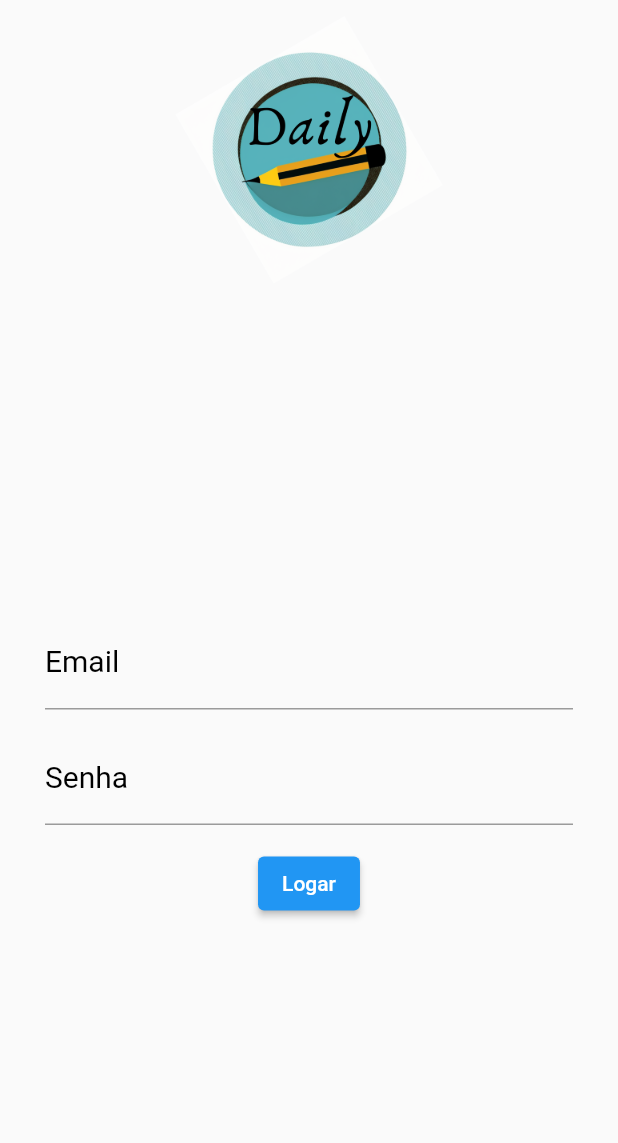
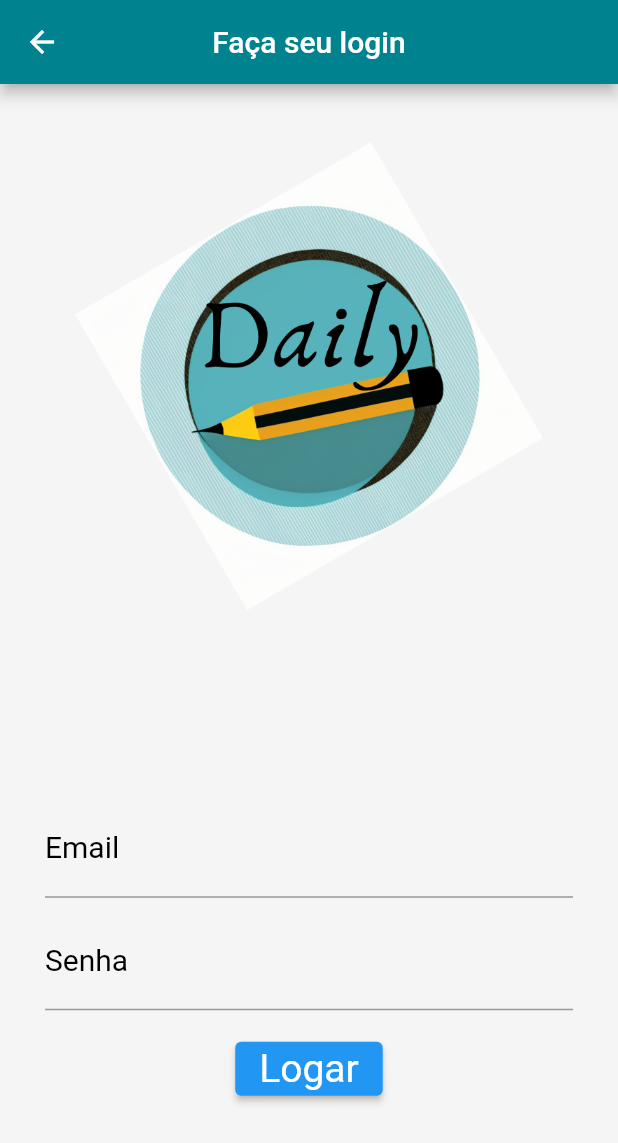
Before and after one commit to luizCustodio/projeto_daily, a Flutter app: the screen it shows after launch, on a phone screen of 412 x 824 dp. Shown: the top 1143 px of the screen. Run offline on Flutter 3.47's test engine with Material 2 defaults, Android fonts, the phone set to English and light mode, and no system bars.

Commit message:
Login3.0

```diff
--- a/lib/login.dart
+++ b/lib/login.dart
@@ -11,17 +11,29 @@ class _LoginState extends State<Login> {
   @override
   Widget build(BuildContext context) {
     return Scaffold(
+        backgroundColor: Color(0xFFF5F5F5),// define a cor de fundo do app
+      appBar: AppBar(
+        backgroundColor: Colors.cyan[800], // define a cor de fundo do appbar
+        title: Text('Faça seu login'), // define o texto do título
+        centerTitle: true,
+        leading: IconButton(
+          icon: Icon(Icons.arrow_back),
+          onPressed: () => Navigator.of(context).pop(),
+        ),
+      ),
       body: SafeArea(
         child: Column(
           children: [
+            SizedBox(height: 20),
             // ignore: sized_box_for_whitespace
             Container(
-              height: 200,
+              height: 350,
               width: double.infinity,
               child: Image.asset('img/logo.png'),
             ),
             Expanded(
               child: Container(
+                margin: EdgeInsets.only(top: 20), // define uma margem superior de 20 pixels
                 padding: EdgeInsets.all(30),
                 child: Column(
                   mainAxisAlignment: MainAxisAlignment.center,
@@ -34,8 +46,11 @@ class _LoginState extends State<Login> {
                         fontSize: 20,
                         ),
                       ),
+                      style: TextStyle(
+                        fontSize: 19,
+                      ),
                     ),
-                    const SizedBox(height: 15),
+                    SizedBox(height: 10), // alteração marcada em vermelho
                     TextFormField(
                       decoration: InputDecoration(
                         labelText: 'Senha',
@@ -44,12 +59,18 @@ class _LoginState extends State<Login> {
                           fontSize: 20,
                         ),
                       ),
+                      style: TextStyle(
+                        fontSize: 19,
+                      ),
                       obscureText: true,
                     ),
                     const SizedBox(height: 15),
                     ElevatedButton(
                       onPressed: (){},
                       child: const Text("Logar"),
+                      style: ElevatedButton.styleFrom(
+                        textStyle: TextStyle(fontSize: 26)
+                      ),
                     ),
                   ],
                 ),
--- a/lib/main.dart
+++ b/lib/main.dart
@@ -1,8 +1,21 @@
 import 'package:flutter/material.dart';
 import 'package:projeto_daily/login.dart';
 
-void main(List<String> args) {
-  runApp(MaterialApp(
-    home: Login(),
-  ));
+void main() {
+  runApp(MyApp());
 }
+
+class MyApp extends StatelessWidget {
+  @override
+  Widget build(BuildContext context) {
+    return MaterialApp(
+      title: 'Meu aplicativo',
+      theme: ThemeData(
+        primaryColor: Colors.cyan.shade400,
+        colorScheme: ColorScheme.fromSwatch().copyWith(secondary: Colors.white),
+      ),
+      home: Login(),
+      debugShowCheckedModeBanner: false,
+    );
+  }
+}
```
